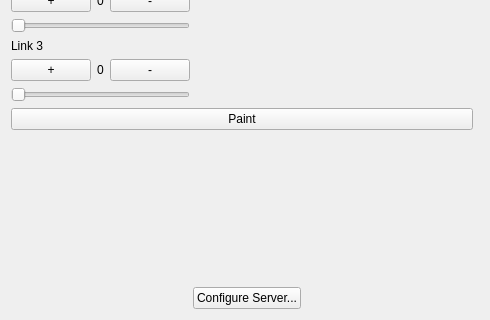
Qt form PaintBot 2 - Inverse Kinematics/mainwindow.ui (MoffMade/CSCE462-PainterBot) before a commit; both pictures show x 0 to 490 and y 139 to 459 of the 490 by 459 pixel window.
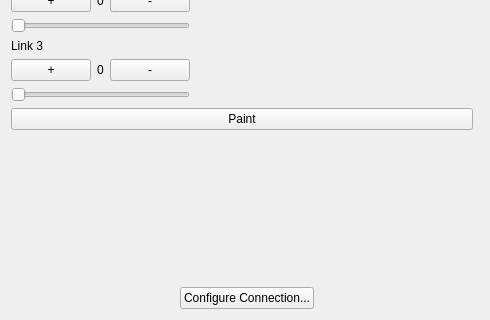
The same form after that commit.

Commit message: renamed dialog options to reflect that its configuring the client side

The edit to the form file:
```diff
--- a/PaintBot 2 - Inverse Kinematics/mainwindow.ui
+++ b/PaintBot 2 - Inverse Kinematics/mainwindow.ui
@@ -37,7 +37,7 @@
     <item row="6" column="1">
      <widget class="QPushButton" name="pushButton">
       <property name="text">
-       <string>Configure Server...</string>
+       <string>Configure Connection...</string>
       </property>
      </widget>
     </item>
```
The commit also changes 1 other file.
